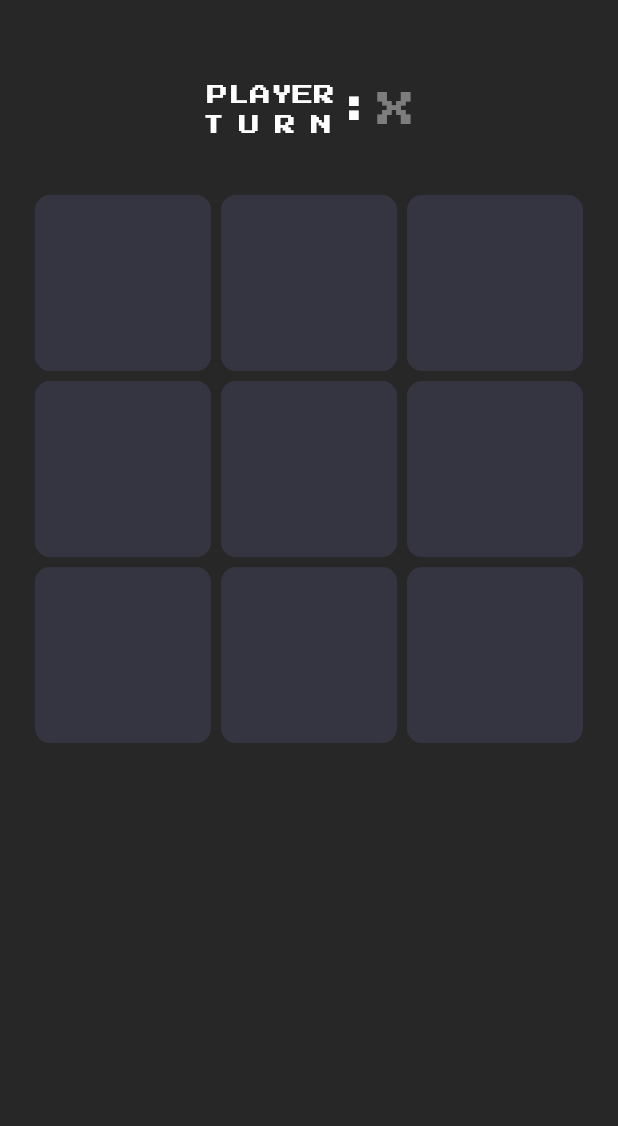
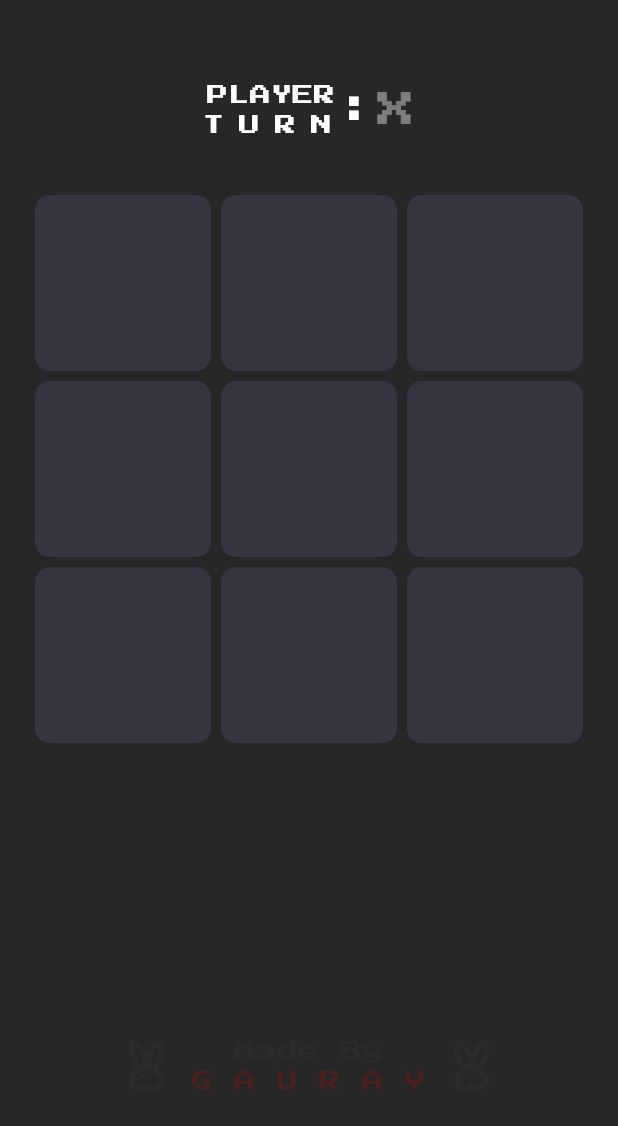
Before and after one commit to gaurav1-9/tic_tac_toe_app, a Flutter app: the screen it shows after launch, on a phone screen of 412 x 824 dp, the part 110-1236 px from its top. Run offline on Flutter 3.47's test engine with Material 3 defaults, Android fonts, the phone set to English and light mode, and no system bars; our stand-ins replace google_fonts.

Commit message:
app master bar

```diff
--- a/lib/tic_tac_toe.dart
+++ b/lib/tic_tac_toe.dart
@@ -1,6 +1,7 @@
 import 'package:flutter/material.dart';
 
 import './appProperties/app_colors.dart';
+import 'widgets/app_master.dart';
 import 'widgets/player_turn.dart';
 
 enum IsTapped {
@@ -36,6 +37,7 @@ class _TicTacToeState extends State<TicTacToe> {
     '',
   ];
   int gridFilled = 0;
+  double visibility = 0.0;
   WinnerStatus winnerCondition = WinnerStatus.noWinner;
 
   @override
@@ -114,10 +116,25 @@ class _TicTacToeState extends State<TicTacToe> {
                     );
                   }),
             ),
+            AppMasterBar(
+              appMasterVisibility: visibility,
+              enableAppMaster: _appMasterBar,
+            )
           ],
         ),
       ),
     );
+  }
+
+  void _appMasterBar() {
+    setState(() {
+      visibility = 0.4;
+    });
+    Future.delayed(const Duration(seconds: 3), () {
+      setState(() {
+        visibility = 0.0;
+      });
+    });
   }
 
   void _tapped(int index) {
--- /dev/null
+++ b/lib/widgets/app_master.dart
@@ -0,0 +1,57 @@
+import 'package:flutter/material.dart';
+
+import '../appProperties/app_colors.dart';
+
+class AppMasterBar extends StatelessWidget {
+  final VoidCallback enableAppMaster;
+  final double appMasterVisibility;
+  const AppMasterBar({
+    super.key,
+    required this.enableAppMaster,
+    required this.appMasterVisibility,
+  });
+
+  @override
+  Widget build(BuildContext context) {
+    return GestureDetector(
+      onDoubleTap: enableAppMaster,
+      child: Row(
+        mainAxisAlignment: MainAxisAlignment.center,
+        children: [
+          Icon(
+            Icons.cruelty_free_outlined,
+            size: 40,
+            color: AppColor.white.withOpacity(0.02 + appMasterVisibility),
+          ),
+          const SizedBox(
+            width: 10,
+          ),
+          Column(
+            children: [
+              Text(
+                "Made By",
+                style: TextStyle(
+                  color: AppColor.white.withOpacity(0.02 + appMasterVisibility),
+                ),
+              ),
+              Text(
+                "G A U R A V",
+                style: TextStyle(
+                  color: AppColor.red.withOpacity(0.16 + appMasterVisibility),
+                ),
+              ),
+            ],
+          ),
+          const SizedBox(
+            width: 10,
+          ),
+          Icon(
+            Icons.cruelty_free_outlined,
+            size: 40,
+            color: AppColor.white.withOpacity(0.02 + appMasterVisibility),
+          ),
+        ],
+      ),
+    );
+  }
+}
```
